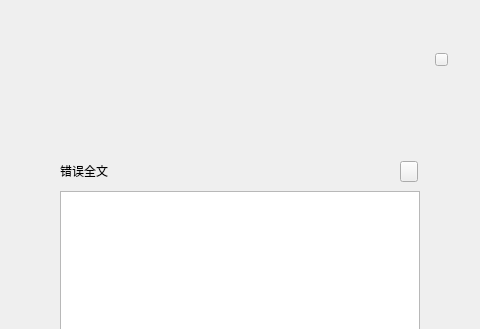
First picture: the form in XWCWallet/dialog/ErrorResultDialog.ui, repository Whitecoin-Owner/Whitecoin-qt, before the edit; both pictures show x 240 to 720 and y 0 to 329 of the 960 by 543 pixel window.
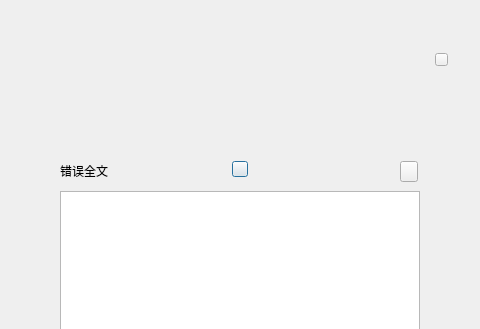
Second picture: the form after the edit. Icons and pictures are not drawn.

The edit to the form file:
```diff
--- a/XWCWallet/dialog/ErrorResultDialog.ui
+++ b/XWCWallet/dialog/ErrorResultDialog.ui
@@ -154,6 +154,25 @@
       <string/>
      </property>
     </widget>
+    <widget class="QPushButton" name="detailBtn">
+     <property name="geometry">
+      <rect>
+       <x>212</x>
+       <y>120</y>
+       <width>16</width>
+       <height>16</height>
+      </rect>
+     </property>
+     <property name="cursor">
+      <cursorShape>PointingHandCursor</cursorShape>
+     </property>
+     <property name="styleSheet">
+      <string notr="true">border-image: url(:/ui/wallet_ui/more.png);</string>
+     </property>
+     <property name="text">
+      <string/>
+     </property>
+    </widget>
    </widget>
   </widget>
  </widget>
```
